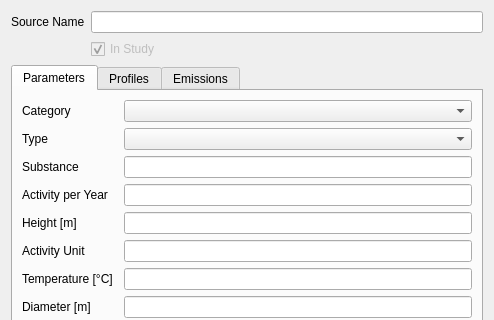
This is open_alaqs/ui/ui_point_sources.ui in eurocontrol-asu/open_alaqs as Qt 5 draws it before an edit; both pictures show x 0 to 494 and y 0 to 320 of the 494 by 460 pixel window. The edited form follows.
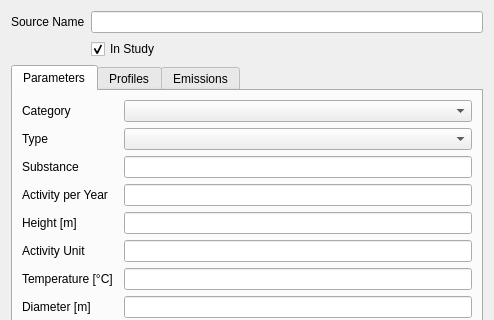
This is the edited form.

The edit to the form file:
```diff
--- a/open_alaqs/ui/ui_point_sources.ui
+++ b/open_alaqs/ui/ui_point_sources.ui
@@ -26,8 +26,8 @@
    </item>
    <item row="2" column="1">
     <widget class="QCheckBox" name="instudy">
-     <property name="enabled">
-      <bool>false</bool>
+     <property name="toolTip">
+      <string>Untick to leave this source out of the emission calculation</string>
      </property>
      <property name="text">
       <string>In Study</string>
```
Left out of the diff: 5 changed lines with no effect on the pictures.
